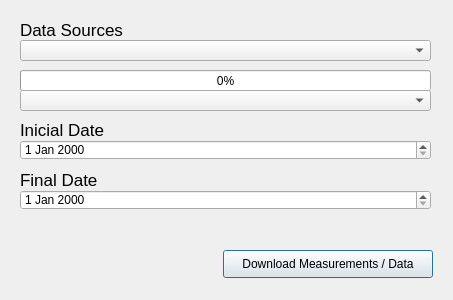
Ingeniousware/QGISWaterIng, file ui/watering_datachannels_dialog.ui: the form before one commit.
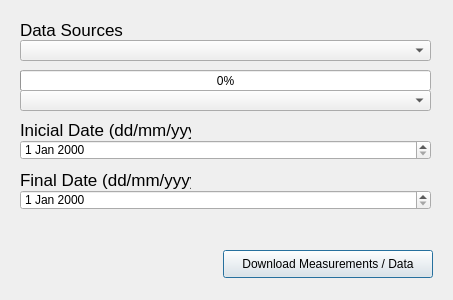
The form after the commit.

Diff of the .ui file:
```diff
--- a/ui/watering_datachannels_dialog.ui
+++ b/ui/watering_datachannels_dialog.ui
@@ -108,7 +108,7 @@
     </font>
    </property>
    <property name="text">
-    <string>Inicial Date</string>
+    <string>Inicial Date (dd/mm/yyyy)</string>
    </property>
   </widget>
 
@@ -143,7 +143,7 @@
     </font>
    </property>
    <property name="text">
-    <string>Final Date</string>
+    <string>Final Date (dd/mm/yyyy)</string>
    </property>
   </widget>
 
```
Left out of the diff: 4 changed lines with no effect on the pictures.
